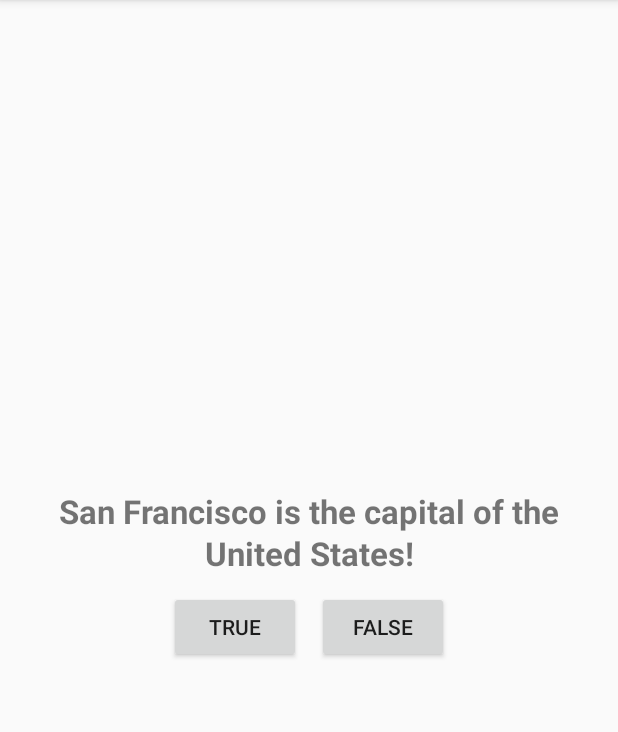
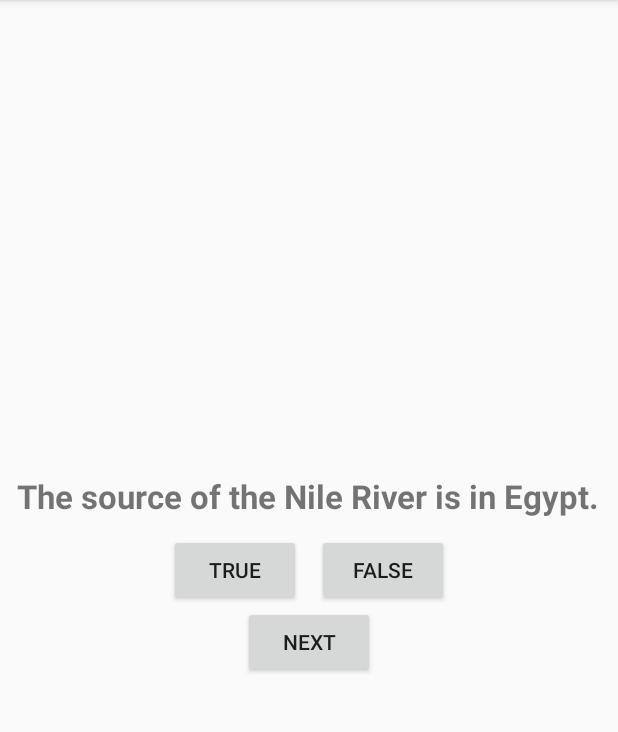
Before and after one commit to niko79542/FlyingDragon, an Android app: the screen it shows after launch (MainActivity), on a phone screen of 412 x 824 dp, the part 84-816 px from its top. Run offline under Robolectric (Android 15) with nearby library versions, the phone set to English and light mode, and no system bars.

```diff
--- a/GeoQuiz/app/src/main/java/com/example/geoquiz/MainActivity.kt
+++ b/GeoQuiz/app/src/main/java/com/example/geoquiz/MainActivity.kt
@@ -4,26 +4,63 @@ import androidx.appcompat.app.AppCompatActivity
 import android.os.Bundle
 import android.view.View
 import android.widget.Button
+import android.widget.TextView
 import android.widget.Toast
+
+class TrueFalse {
+
+}
 
 class MainActivity : AppCompatActivity() {
 
-    lateinit var myToast: Toast
+    data class Question(
+        val text: Int,
+        val answer: Boolean)
+
+    // The first answer is the correct one.  We randomize the answers before showing the text.
+    // All questions must have four answers.  We'd want these to contain references to string
+    // resources so we could internationalize. (Or better yet, don't define the questions in code...)
+    private val questions: MutableList<Question> = mutableListOf(
+        Question(text = R.string.question_africa, answer = true),
+        Question(text = R.string.question_asia, answer = true),
+        Question(text = R.string.question_americas, answer = true),
+        Question(text = R.string.question_africa, answer = true),
+        Question(text = R.string.questionOne, answer = false)
+
+    )
+    lateinit var questionText : TextView
+    lateinit var myToast : Toast
+    lateinit var currentQuestion: Question
+    private var currentAnswer : Int = 0
+    private var questionIndex : Int = 0
 
     override fun onCreate(savedInstanceState: Bundle?) {
         super.onCreate(savedInstanceState)
         setContentView(R.layout.activity_main)
+        questionText = findViewById(R.id.firstQuestion)
 
-
+        setNextQuetsion()
         setListeners()
     }
 
+    private fun setNextQuetsion() {
+        currentQuestion = questions[questionIndex]
+        currentAnswer = when (currentQuestion.answer) {
+            true -> R.id.trueButton
+            else -> R.id.falseButton
+        }
+        questionText.setText(currentQuestion.text)
+        questionIndex++
+    }
+
     private fun checkAnswer(view: View) {
+        // if (view.
+        // answeredCorrectly = true
+
         val toastMessage = when (view.id) {
-            R.id.button -> "You are correct!"
+            currentAnswer -> "You are correct!"
             else -> "Incorrect!"
         }
-        myToast.cancel()
         val myToast = Toast.makeText(this, toastMessage, Toast.LENGTH_SHORT)
         myToast.show()
 
@@ -32,11 +69,15 @@ class MainActivity : AppCompatActivity() {
     }
 
     private fun setListeners() {
-        findViewById<Button>(R.id.button).setOnClickListener { view: View ->
+        findViewById<Button>(R.id.trueButton).setOnClickListener { view: View ->
             checkAnswer(view)
         }
-        findViewById<Button>(R.id.button2).setOnClickListener { view: View ->
+        findViewById<Button>(R.id.falseButton).setOnClickListener { view: View ->
             checkAnswer(view)
+        }
+
+        findViewById<Button>(R.id.buttonNext).setOnClickListener { view: View ->
+            setNextQuetsion()
         }
     }
 }
--- a/GeoQuiz/app/src/main/res/layout/activity_main.xml
+++ b/GeoQuiz/app/src/main/res/layout/activity_main.xml
@@ -15,7 +15,7 @@
         android:layout_width="wrap_content"
         android:layout_height="wrap_content"
         android:lineSpacingExtra="2dp"
-        android:text="@string/questionOne"
+        android:text=""
         android:textAlignment="center"
         android:textSize="22sp"
         android:textStyle="bold"
@@ -32,7 +32,7 @@
         android:layout_marginTop="@dimen/app_spacing">
 
         <Button
-            android:id="@+id/button2"
+            android:id="@+id/trueButton"
             android:layout_width="wrap_content"
             android:layout_height="wrap_content"
             android:layout_weight="1"
@@ -40,7 +40,7 @@
             android:text="@string/trueButton" />
 
         <Button
-            android:id="@+id/button"
+            android:id="@+id/falseButton"
             android:layout_width="wrap_content"
             android:layout_height="wrap_content"
             android:layout_weight="1"
@@ -48,7 +48,11 @@
 
     </LinearLayout>
 
-
+    <Button
+        android:id="@+id/buttonNext"
+        android:layout_width="wrap_content"
+        android:layout_height="wrap_content"
+        android:text="@string/next" />
 
 
 </LinearLayout>
--- a/GeoQuiz/app/src/main/res/values/strings.xml
+++ b/GeoQuiz/app/src/main/res/values/strings.xml
@@ -3,4 +3,13 @@
     <string name="questionOne">San Francisco is the capital of the United States!</string>
     <string name="falseButton">False</string>
     <string name="trueButton">True</string>
+    <string name="next">Next</string>
+    <string name="question_oceans">The Pacific Ocean is larger than
+the Atlantic Ocean.</string>
+    <string name="question_mideast">The Suez Canal connects the Red Sea
+and the Indian Ocean.</string>
+    <string name="question_africa">The source of the Nile River is in Egypt.</string>
+    <string name="question_americas">The Amazon River is the longest river
+in the Americas.</string>
+    <string name="question_asia">squinty Eyes?</string>
 </resources>
```
Also changed, not shown: 1 other file.
